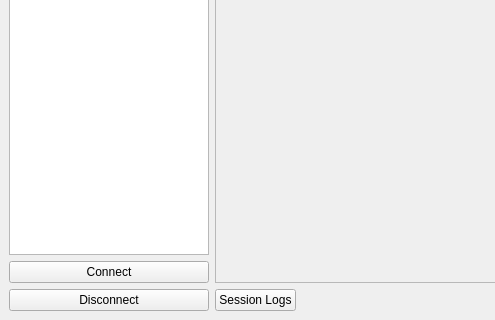
The window that mainwindow.ui (niko-j/movesense-offline-configurator) describes before a commit, drawn with Qt 5; both pictures show x 0 to 495 and y 280 to 600 of the 800 by 600 pixel window.
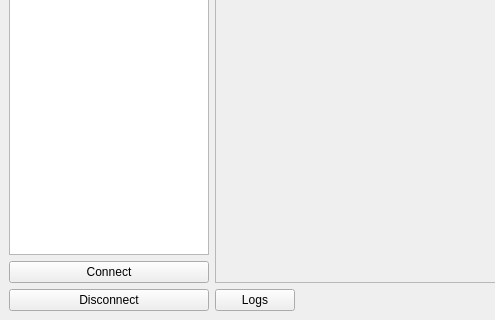
The same window after the commit.

```diff
--- a/mainwindow.ui
+++ b/mainwindow.ui
@@ -109,7 +109,7 @@
           <item>
            <widget class="QPushButton" name="sessionLogsButton">
             <property name="text">
-             <string>Session Logs</string>
+             <string>Logs</string>
             </property>
            </widget>
           </item>
```
